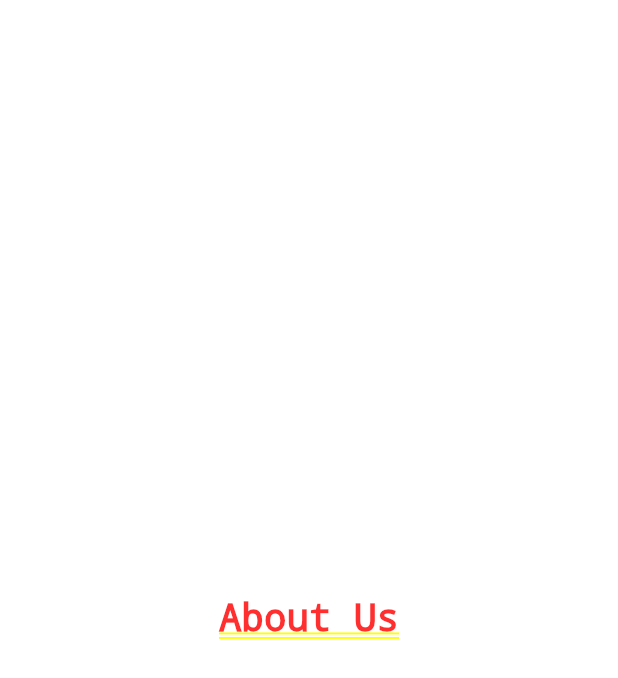
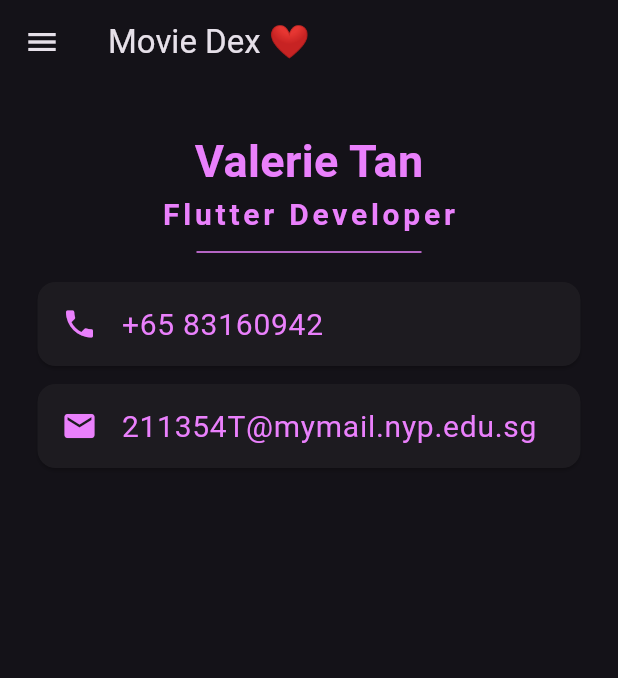
Before and after one commit to ValElizaTan/Movie-Dex, a Flutter app: the screen it shows after launch, in the side drawer, after a tap on "Sign Up", on a phone screen of 412 x 824 dp. Shown: the top 678 px of the screen. Run offline on Flutter 3.47's test engine with Material 3 defaults, Android fonts, the phone set to English and light mode, and no system bars; our stand-ins replace firebase_auth, firebase_core, fluttertoast, get, getwidget, google_fonts and 2 more; missing offline and left inert: tmdb_api; accounts and stored records are empty; Roboto replaces fonts that are missing (Pacifico, SourceSansPro).

Commit message:
about us (done?)

```diff
--- a/lib/screen/aboutus.dart
+++ b/lib/screen/aboutus.dart
@@ -1,13 +1,84 @@
 import 'package:flutter/material.dart';
+
+import '../style.dart';
+import 'drawer.dart';
 
 class AboutUs extends StatelessWidget {
   @override
   Widget build(BuildContext context) {
-    return Container(
-      child: Center(
-        child: Text(
-          'About Us',
-          style: TextStyle(fontSize: 25, fontWeight: FontWeight.bold),
+    return Scaffold(
+      appBar: AppBar(
+        title: Text('Movie Dex ❤️'),
+      ),
+      drawer: MyDrawer(),
+      body: SingleChildScrollView(
+        child: Column(
+          mainAxisAlignment: MainAxisAlignment.center,
+          children: <Widget>[
+            /* CircleAvatar(
+                radius: 70, backgroundImage: AssetImage('images/arslan.jpg')), */
+            SizedBox(
+              height: 30,
+            ),
+            Text(
+              'Valerie Tan',
+              style: TextStyle(
+                  fontFamily: 'Pacifico',
+                  color: Colors.purpleAccent[100],
+                  fontSize: 30,
+                  fontWeight: FontWeight.bold),
+            ),
+            Text(
+              'Flutter Developer',
+              style: TextStyle(
+                  fontFamily: 'SourceSansPro',
+                  letterSpacing: 2.5,
+                  color: Colors.purpleAccent[100],
+                  fontSize: 20,
+                  fontWeight: FontWeight.bold),
+            ),
+            SizedBox(
+              height: 20,
+              width: 150,
+              child: Divider(
+                color: Colors.purpleAccent[100],
+              ),
+            ),
+            Card(
+              margin: EdgeInsets.symmetric(vertical: 10, horizontal: 25),
+              child: ListTile(
+                leading: Icon(
+                  Icons.phone,
+                  color: Colors.purpleAccent[100],
+                ),
+                title: Text(
+                  '+65 83160942',
+                  style: TextStyle(
+                    fontFamily: 'SourceSansPro',
+                    color: Colors.purpleAccent[100],
+                    fontSize: 20,
+                  ),
+                ),
+              ),
+            ),
+            Card(
+              margin: EdgeInsets.symmetric(vertical: 2, horizontal: 25),
+              child: ListTile(
+                leading: Icon(
+                  Icons.email,
+                  color: Colors.purpleAccent[100],
+                ),
+                title: Text(
+                  '211354T@mymail.nyp.edu.sg',
+                  style: TextStyle(
+                    fontFamily: 'SourceSansPro',
+                    color: Colors.purpleAccent[100],
+                    fontSize: 20,
+                  ),
+                ),
+              ),
+            ),
+          ],
         ),
       ),
     );
```
